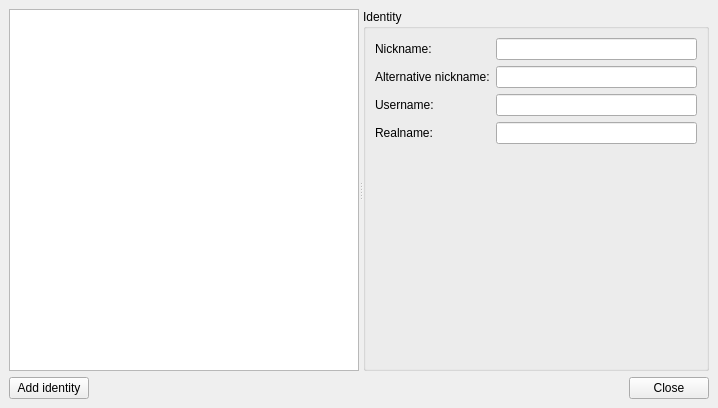
Above: desktop/identities.ui from nilscc/irc2me before the change. Below: the same form after it.
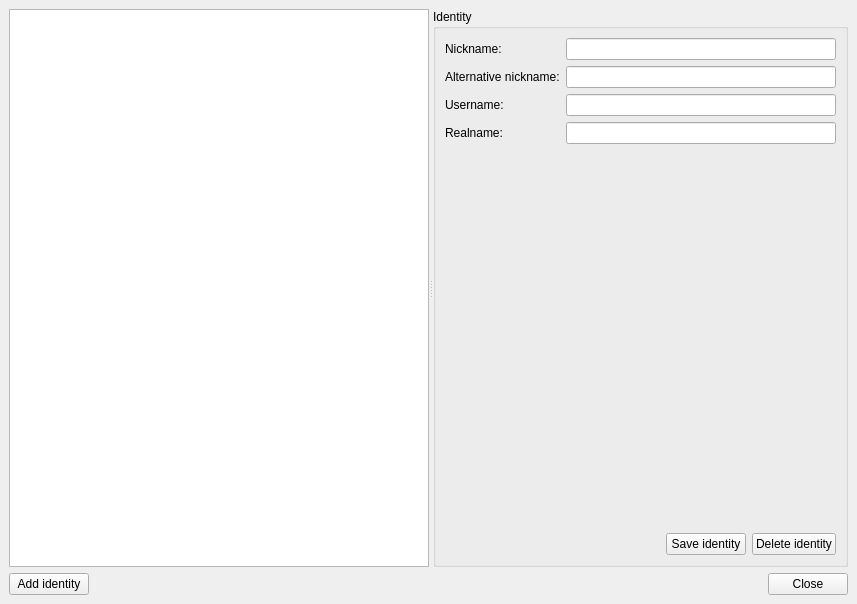
That is the form after the change.

Commit message: Implement delete for identities

```diff
--- a/desktop/identities.ui
+++ b/desktop/identities.ui
@@ -6,8 +6,8 @@
    <rect>
     <x>0</x>
     <y>0</y>
-    <width>718</width>
-    <height>408</height>
+    <width>857</width>
+    <height>604</height>
    </rect>
   </property>
   <property name="windowTitle">
@@ -25,6 +25,8 @@
        <property name="title">
         <string>Identity</string>
        </property>
+       <layout class="QVBoxLayout" name="verticalLayout_2">
+        <item>
        <layout class="QFormLayout" name="formLayout">
         <item row="0" column="0">
          <widget class="QLabel" name="label">
@@ -36,9 +38,6 @@
         <item row="0" column="1">
          <widget class="QLineEdit" name="lineEdit_ident_nick"/>
         </item>
-        <item row="1" column="1">
-         <widget class="QLineEdit" name="lineEdit_ident_nick_alt"/>
-        </item>
         <item row="1" column="0">
          <widget class="QLabel" name="label_2">
           <property name="text">
@@ -46,6 +45,9 @@
           </property>
          </widget>
         </item>
+          <item row="1" column="1">
+           <widget class="QLineEdit" name="lineEdit_ident_nick_alt"/>
+          </item>
         <item row="2" column="1">
          <widget class="QLineEdit" name="lineEdit_ident_username"/>
         </item>
@@ -56,9 +58,6 @@
           </property>
          </widget>
         </item>
-        <item row="3" column="1">
-         <widget class="QLineEdit" name="lineEdit_ident_realname"/>
-        </item>
         <item row="3" column="0">
          <widget class="QLabel" name="label_4">
           <property name="text">
@@ -66,6 +65,55 @@
           </property>
          </widget>
         </item>
+          <item row="3" column="1">
+           <widget class="QLineEdit" name="lineEdit_ident_realname"/>
+          </item>
+         </layout>
+        </item>
+        <item>
+         <spacer name="verticalSpacer">
+          <property name="orientation">
+           <enum>Qt::Vertical</enum>
+          </property>
+          <property name="sizeHint" stdset="0">
+           <size>
+            <width>20</width>
+            <height>40</height>
+           </size>
+          </property>
+         </spacer>
+        </item>
+        <item>
+         <layout class="QHBoxLayout" name="horizontalLayout_2">
+          <item>
+           <spacer name="horizontalSpacer_2">
+            <property name="orientation">
+             <enum>Qt::Horizontal</enum>
+            </property>
+            <property name="sizeHint" stdset="0">
+             <size>
+              <width>40</width>
+              <height>20</height>
+             </size>
+            </property>
+           </spacer>
+          </item>
+          <item>
+           <widget class="QPushButton" name="pushButton_ident_save">
+            <property name="text">
+             <string>Save identity</string>
+            </property>
+           </widget>
+          </item>
+          <item>
+           <widget class="QPushButton" name="pushButton_ident_delete">
+            <property name="text">
+             <string>Delete identity</string>
+            </property>
+           </widget>
+          </item>
+         </layout>
+        </item>
        </layout>
       </widget>
      </widget>
```
Left out of the diff: 7 changed lines with no effect on the pictures. Lines whose indentation alone changed are shown as unchanged. The commit also changes 5 other files.
